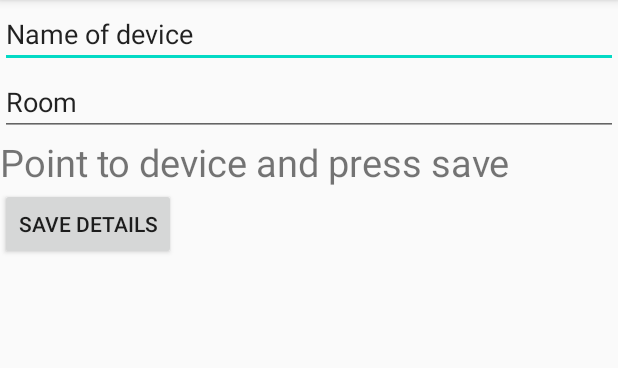
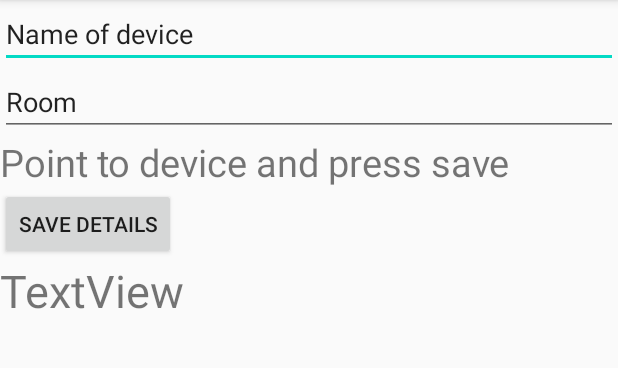
Before and after one commit to Nachodood/SmartRemote, an Android app: the AddDeviceActivity screen opened directly, with no data from a screen before it, on a phone screen of 412 x 824 dp, the part 84-452 px from its top. Run offline under Robolectric (Android 15) with nearby library versions, the phone set to English and light mode, and no system bars.

Commit message:
Implement intent.extra add device

```diff
--- a/app/src/main/java/com/example/smartremote/AddDeviceActivity.java
+++ b/app/src/main/java/com/example/smartremote/AddDeviceActivity.java
@@ -3,6 +3,7 @@ package com.example.smartremote;
 import androidx.appcompat.app.AppCompatActivity;
 
 import android.content.Context;
+import android.content.Intent;
 import android.hardware.Sensor;
 import android.hardware.SensorEvent;
 import android.hardware.SensorEventListener;
@@ -12,6 +13,8 @@ import android.view.View;
 import android.widget.Button;
 import android.widget.EditText;
 import android.widget.TextView;
+
+import org.w3c.dom.Text;
 
 import java.util.List;
 
@@ -34,13 +37,15 @@ public class AddDeviceActivity extends AppCompatActivity implements SensorEventL
     //TextView m_txtCompassValues;
     Button m_btnBtnSaveDeviceValues;
 
+    TextView m_txtCompassValues;
+
     @Override
     protected void onCreate(Bundle savedInstanceState) {
         super.onCreate(savedInstanceState);
         setContentView(R.layout.activity_add_device);
 
         //The user doesn't need to see the compass values
-        //m_txtCompassValues = findViewById(R.id.txt_compass_value);
+        m_txtCompassValues = findViewById(R.id.m_txtCompassValues);
 
         m_sensorManager = (SensorManager) getSystemService(Context.SENSOR_SERVICE);
 
@@ -73,6 +78,13 @@ public class AddDeviceActivity extends AppCompatActivity implements SensorEventL
         m_nameOfDevice = m_editText_name.getText().toString();
         m_room = m_editText_room.getText().toString();
         //m_CompassXValue;
+
+        Intent i = new Intent(this, SelectDeviceActivity.class);
+        i.putExtra("DeviceName", m_nameOfDevice);
+        i.putExtra("DeviceRoom", m_room);
+        i.putExtra("CompassX", m_CompassXValue);
+        //i.putExtra("Altitude", m_altitudeValue);
+        startActivity(i);
     }
 
     private final SensorEventListener mListener = new SensorEventListener() {
@@ -82,7 +94,7 @@ public class AddDeviceActivity extends AppCompatActivity implements SensorEventL
 
             m_CompassXValue = (int) event.values[0];
 
-            //m_txtCompassValues.setText("X axis: " +  m_CompassXValue/*+ ", " + event.values[1] + ", " + event.values[2]*/);
+            m_txtCompassValues.setText("X axis: " +  m_CompassXValue/*+ ", " + event.values[1] + ", " + event.values[2]*/);
 
         }
 
--- a/app/src/main/res/layout/activity_add_device.xml
+++ b/app/src/main/res/layout/activity_add_device.xml
@@ -36,19 +36,11 @@
         android:layout_height="wrap_content"
         android:text="Save details" />
 
-    <LinearLayout
+    <TextView
+        android:id="@+id/m_txtCompassValues"
         android:layout_width="match_parent"
-        android:layout_height="match_parent"
-        android:orientation="horizontal"/>
+        android:layout_height="wrap_content"
+        android:text="TextView"
+        android:textSize="30sp" />
 
-    <ScrollView
-        android:id="@+id/scrl_device_list"
-        android:layout_width="match_parent"
-        android:layout_height="match_parent">
-
-        <LinearLayout
-            android:layout_width="match_parent"
-            android:layout_height="wrap_content"
-            android:orientation="vertical" />
-    </ScrollView>
 </LinearLayout>
```
Also changed, not shown: app/src/main/res/layout/activity_select_device.xml (+23 -2 lines).
